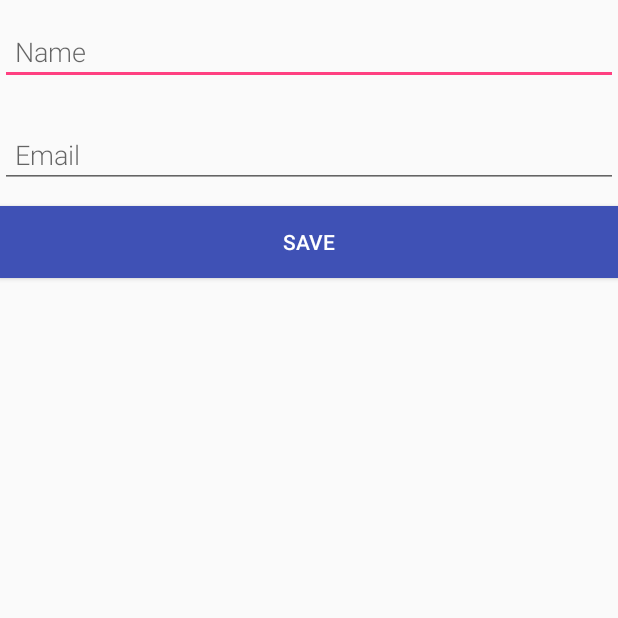
After one commit to sadikuls/Room-Peristence-Database, an Android app: the AddNewUserActivity screen opened directly, with no data from a screen before it, on a phone screen of 412 x 824 dp, the top half of it. The commit adds this screen. Run offline under Robolectric (Android 15) with nearby library versions, the phone set to English and light mode, and no system bars.

Commit message:
Changes user class

```diff
--- a/app/src/main/AndroidManifest.xml
+++ b/app/src/main/AndroidManifest.xml
@@ -16,6 +16,7 @@
                 <category android:name="android.intent.category.LAUNCHER" />
             </intent-filter>
         </activity>
+        <activity android:name=".Activities.AddNewUserActivity"></activity>
     </application>
 
 </manifest>
--- /dev/null
+++ b/app/src/main/java/com/sadikul/stepstoroom/Activities/AddNewUserActivity.java
@@ -0,0 +1,45 @@
+package com.sadikul.stepstoroom.Activities;
+
+import android.content.Intent;
+import android.support.v7.app.AppCompatActivity;
+import android.os.Bundle;
+import android.text.TextUtils;
+import android.view.View;
+import android.widget.Button;
+import android.widget.EditText;
+
+import com.sadikul.stepstoroom.R;
+
+import static com.sadikul.stepstoroom.Utils.Constants.EXTRA_EMAIL;
+import static com.sadikul.stepstoroom.Utils.Constants.EXTRA_NAME;
+
+public class AddNewUserActivity extends AppCompatActivity {
+
+    private EditText mEditNameView;
+    private EditText mEditEmailView;
+
+    @Override
+    public void onCreate(Bundle savedInstanceState) {
+        super.onCreate(savedInstanceState);
+        setContentView(R.layout.activity_add_new_user);
+        mEditNameView = findViewById(R.id.edit_name);
+        mEditEmailView = findViewById(R.id.edit_email);
+
+        final Button button = findViewById(R.id.button_save);
+        button.setOnClickListener(new View.OnClickListener() {
+            public void onClick(View view) {
+                Intent replyIntent = new Intent();
+                if (TextUtils.isEmpty(mEditNameView.getText())) {
+                    setResult(RESULT_CANCELED, replyIntent);
+                } else {
+                    String name = mEditNameView.getText().toString();
+                    String email = mEditEmailView.getText().toString();
+                    replyIntent.putExtra(EXTRA_NAME, name);
+                    replyIntent.putExtra(EXTRA_EMAIL, email);
+                    setResult(RESULT_OK, replyIntent);
+                }
+                finish();
+            }
+        });
+    }
+}
--- a/app/src/main/java/com/sadikul/stepstoroom/User.java
+++ b/app/src/main/java/com/sadikul/stepstoroom/User.java
@@ -7,7 +7,7 @@ import android.support.annotation.NonNull;
 
 @Entity
 public class User {
-    @PrimaryKey
+    @PrimaryKey(autoGenerate = true)
     @NonNull
     private int uid;
 
@@ -22,11 +22,11 @@ public class User {
         this.userEmail = userEmail;
     }
 
-    public int getId() {
+    public int getUid() {
         return uid;
     }
 
-    public void setId(int id) {
+    public void setUid(int id) {
         this.uid = id;
     }
 
--- /dev/null
+++ b/app/src/main/res/drawable/ic_add_black_24dp.xml
@@ -0,0 +1,5 @@
+<vector android:height="24dp" android:tint="#FFFFFF"
+    android:viewportHeight="24.0" android:viewportWidth="24.0"
+    android:width="24dp" xmlns:android="http://schemas.android.com/apk/res/android">
+    <path android:fillColor="#FF000000" android:pathData="M19,13h-6v6h-2v-6H5v-2h6V5h2v6h6v2z"/>
+</vector>
--- /dev/null
+++ b/app/src/main/res/layout/activity_add_new_user.xml
@@ -0,0 +1,39 @@
+<?xml version="1.0" encoding="utf-8"?>
+
+<LinearLayout xmlns:android="http://schemas.android.com/apk/res/android"
+    android:orientation="vertical" android:layout_width="match_parent"
+    android:layout_height="match_parent">
+
+    <EditText
+        android:id="@+id/edit_name"
+        android:layout_width="match_parent"
+        android:layout_height="wrap_content"
+        android:fontFamily="sans-serif-light"
+        android:hint="@string/hint_name"
+        android:inputType="textAutoComplete"
+        android:padding="10dp"
+        android:layout_marginBottom="12dp"
+        android:layout_marginTop="12dp"
+        android:textSize="18sp" />
+
+    <EditText
+        android:id="@+id/edit_email"
+        android:layout_width="match_parent"
+        android:layout_height="wrap_content"
+        android:fontFamily="sans-serif-light"
+        android:hint="@string/hint_email"
+        android:inputType="textAutoComplete"
+        android:padding="10dp"
+        android:layout_marginBottom="12dp"
+        android:layout_marginTop="12dp"
+        android:textSize="18sp" />
+
+    <Button
+        android:id="@+id/button_save"
+        android:layout_width="match_parent"
+        android:layout_height="wrap_content"
+        android:background="@color/colorPrimary"
+        android:text="@string/button_save"
+        android:textColor="#ffffff" />
+
+</LinearLayout>
--- a/app/src/main/res/layout/item_recyclerview.xml
+++ b/app/src/main/res/layout/item_recyclerview.xml
@@ -1,5 +1,5 @@
 <?xml version="1.0" encoding="utf-8"?>
-<LinearLayout android:layout_height="match_parent"
+<LinearLayout android:layout_height="wrap_content"
     android:layout_width="match_parent"
     android:orientation="vertical"
     xmlns:android="http://schemas.android.com/apk/res/android">
@@ -15,5 +15,5 @@
         android:layout_height="wrap_content"
         android:id="@+id/email"
         style="@style/email_style"
-        android:text="Sadikul bari@mail.com"/>
+        android:text="sadikul.bari2209@gmail.com"/>
 </LinearLayout>
--- a/app/src/main/res/values/strings.xml
+++ b/app/src/main/res/values/strings.xml
@@ -1,3 +1,7 @@
 <resources>
     <string name="app_name">Steps To Room</string>
+    <string name="button_save">save</string>
+    <string name="hint_name">Name</string>
+    <string name="hint_email">Email</string>
+    <string name="empty_not_saved">Empty field</string>
 </resources>
```
Also changed, not shown: app/build.gradle (+11 -20 lines), app/src/main/java/com/sadikul/stepstoroom/Activities/HomeActivity.java (+51 -0 lines), app/src/main/java/com/sadikul/stepstoroom/Adapters/UserAdapter.java (+5 -2 lines), app/src/main/java/com/sadikul/stepstoroom/UserDao.java (+5 -15 lines), app/src/main/java/com/sadikul/stepstoroom/Utils/Constants.java (added, +9 -0 lines), app/src/main/res/layout/activity_home.xml (+8 -0 lines), 1 other file.
